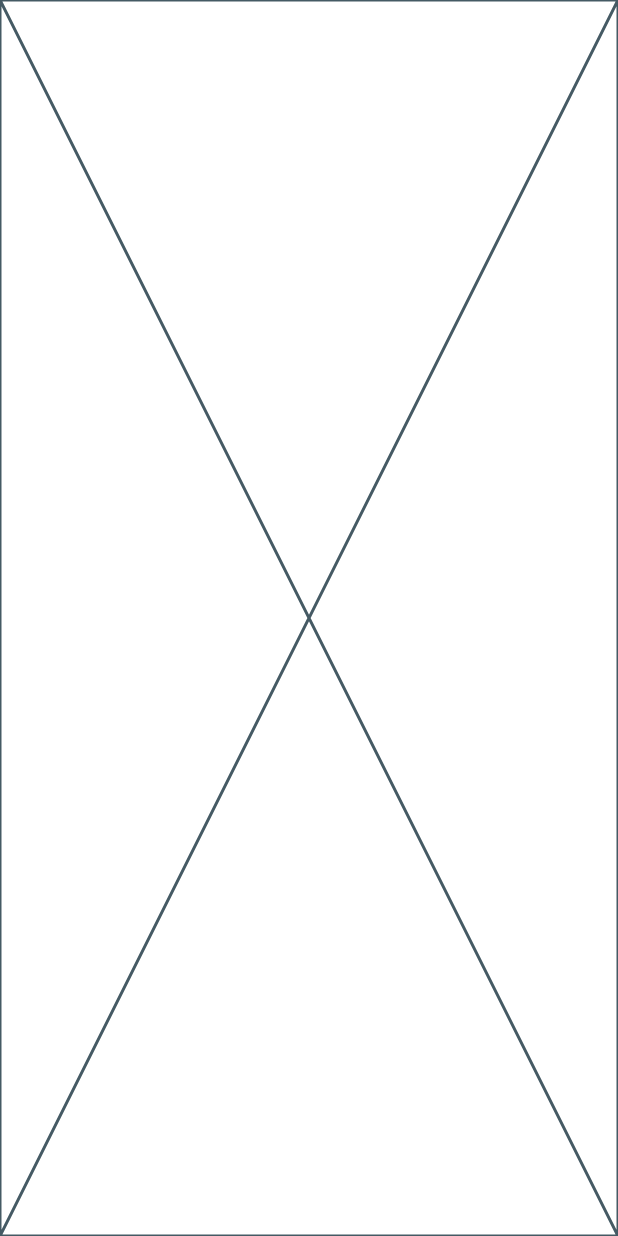
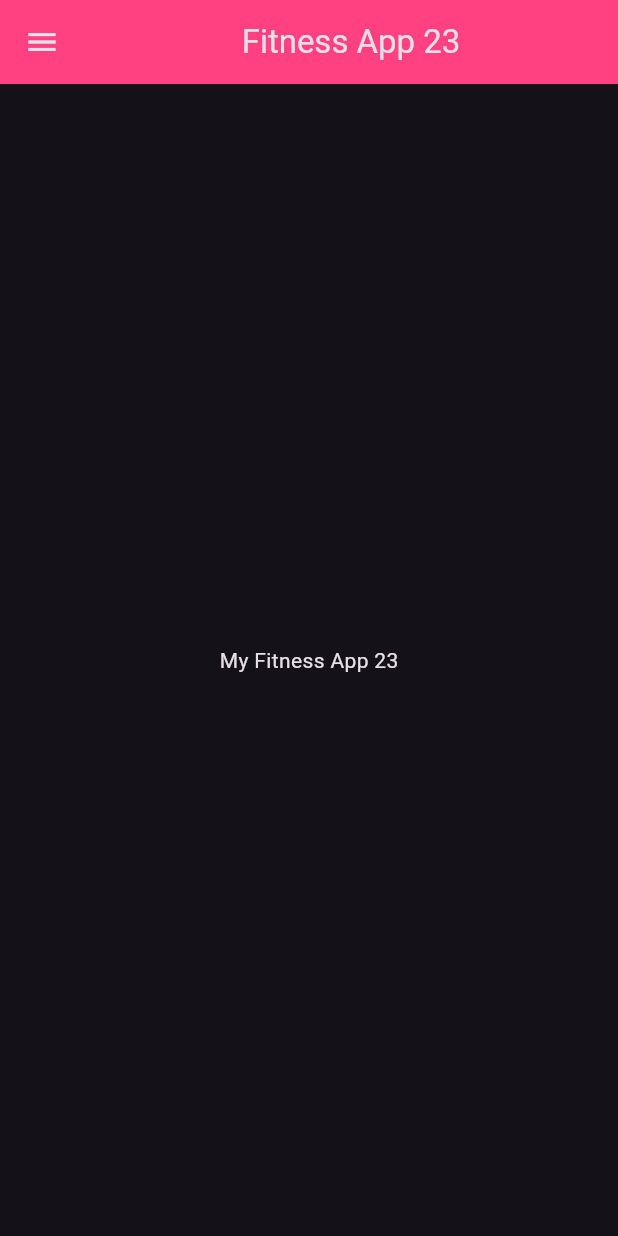
Before and after one commit to Shreyanshsingh23/CatalogApp, a Flutter app: the screen it shows after launch, on a phone screen of 412 x 824 dp. Run offline on Flutter 3.47's test engine with Material 3 defaults, Android fonts, the phone set to English and light mode, and no system bars.

Commit message:
day1 comleted

```diff
--- a/lib/main.dart
+++ b/lib/main.dart
@@ -1,14 +1,41 @@
 import 'package:flutter/material.dart';
 
+import 'package:fitness_app/pages/home_page.dart'; //importing home page
+
 void main() {
-  runApp( MyApp()); //
+  runApp(MyApp()); //
 }
 
 class MyApp extends StatelessWidget {
-  const MyApp({super.key});
+  @override
+  Widget build(BuildContext context) {
+    //build method bht important hai hamare liye kyuki UI se related saare kaam yahi hote hain
+    //mtlb issi ko call karke UI refresh hota hai
 
-  @override
-  Widget build(BuildContext context) {  //build method bht important hai hamare liye kyuki
-    return const Placeholder();
+    return MaterialApp(
+      debugShowCheckedModeBanner: false,
+        home: HomePage(),
+
+        themeMode: ThemeMode.dark,
+        darkTheme: ThemeData(
+          brightness:   Brightness.dark,
+
+
+
+        primarySwatch: Colors.purple),
+        theme: ThemeData(
+          primaryColor: Colors.pink
+         ),
+        );
+
+    // return MaterialApp(
+    //   debugShowCheckedModeBanner: false,
+    //     home: Scaffold(
+    //       appBar: AppBar(
+    //         backgroundColor: Colors.blue,
+    //       ),
+    //     ),
+
+    // );
   }
 }
--- /dev/null
+++ b/lib/pages/home_page.dart
@@ -0,0 +1,32 @@
+import 'package:flutter/material.dart';
+
+class HomePage extends StatelessWidget {
+  @override
+  Widget build(BuildContext context) {
+    final int num = 23;
+    int s = sum();
+
+    return Scaffold(
+      appBar: AppBar(
+        title: Center(child: Text("Fitness App $s",textAlign: TextAlign.left,)),
+        backgroundColor: Colors.pinkAccent,
+      ),
+      body: Center(
+        child: Container(
+          child: Text("My Fitness App $num"),
+        ),
+      ),
+      drawer: Drawer(
+        backgroundColor: Colors.blueGrey,
+        surfaceTintColor: Colors.deepPurple,
+       width: BorderSide.strokeAlignCenter,
+
+      ),
+    );
+  }
+
+  int sum({int a = 20, int b = 3}) {
+    //{} are used for optional parameters, i.e. if we will not pass any specific value to the function call then these default values will be considered as parameters, so the sum will be 23
+    return a + b;
+  }
+}
```
Also changed, not shown: lib/pages/login_page.dart (added), 1 other file.
